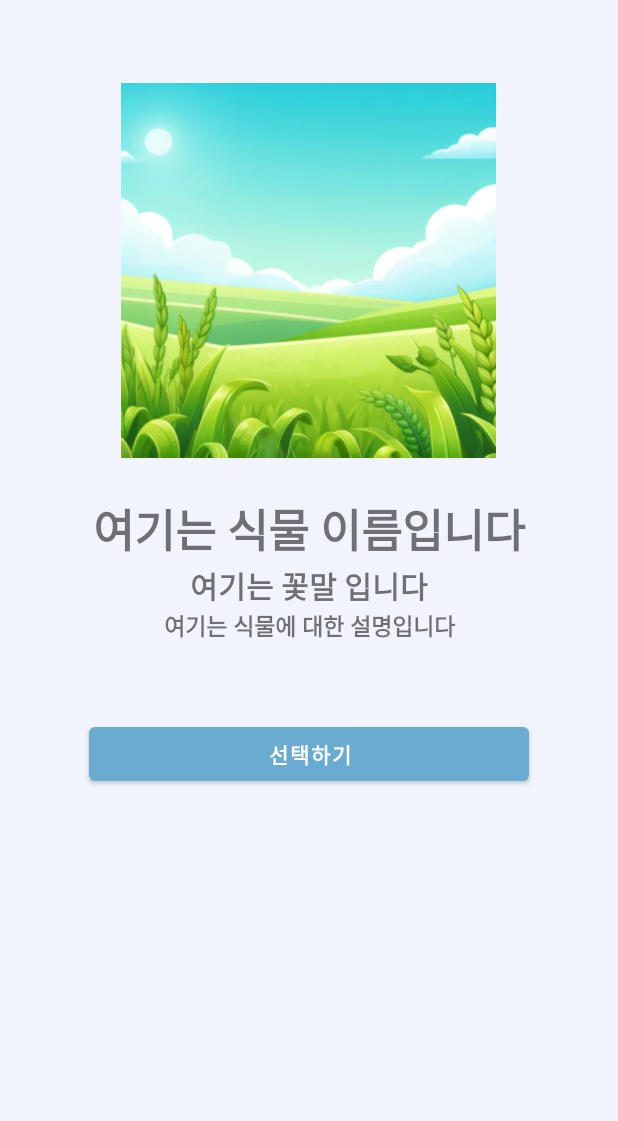
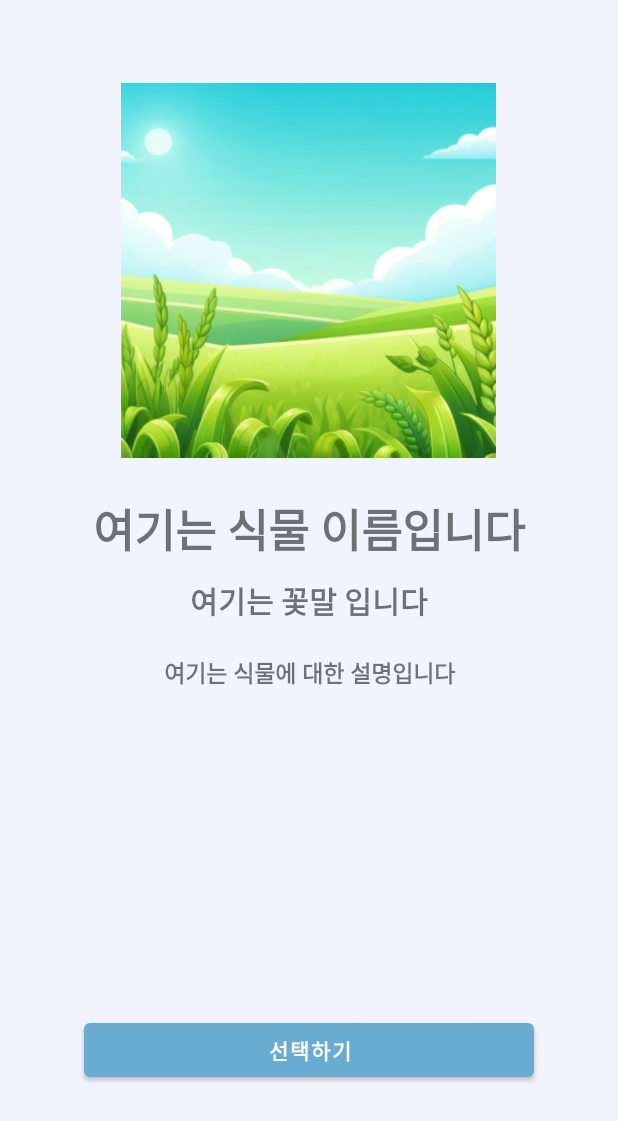
Before and after one commit to cpt-team/odos, an Android app: the layout item_plant.xml on its own in the app's theme, with its tools: preview values and no code run, on a phone screen of 412 x 824 dp. Shown: the top 1121 px of the screen. Run offline under Robolectric (Android 15) with nearby library versions, the phone set to English and light mode, and no system bars.

Commit message:
식물 선택화면 수정, 장미, 국화 수정

```diff
--- a/app/src/main/java/com/example/cpt_odos_diary/PlantAdapter.kt
+++ b/app/src/main/java/com/example/cpt_odos_diary/PlantAdapter.kt
@@ -49,8 +49,12 @@ class PlantAdapter(val context: Context, val data: MutableList<Plant>) : Recycle
             binding.plantImages.setImageResource(R.drawable.tulip5)
         }
         else if(plant.plantName == "장미"){
+            binding.plantImages.setImageResource(R.drawable.rose4)
+        }
+        else if(plant.plantName == "국화"){
             binding.plantImages.setImageResource(R.drawable.chrysanthemum5)
         }
+
 
 
         binding.choiceButton.setOnClickListener{ // 해당 식물을 선택하면 db에 유저와 선택한 식물을 저장한다.
--- a/app/src/main/res/layout/item_plant.xml
+++ b/app/src/main/res/layout/item_plant.xml
@@ -1,13 +1,16 @@
 <?xml version="1.0" encoding="utf-8"?>
-<androidx.constraintlayout.widget.ConstraintLayout xmlns:android="http://schemas.android.com/apk/res/android"
+<LinearLayout xmlns:android="http://schemas.android.com/apk/res/android"
     xmlns:app="http://schemas.android.com/apk/res-auto"
+    xmlns:tools="http://schemas.android.com/tools"
     android:layout_width="match_parent"
-    android:layout_height="match_parent">
+    android:layout_height="match_parent"
+    android:orientation="vertical">
 
     <LinearLayout
         android:layout_width="match_parent"
-        android:layout_height="match_parent"
+        android:layout_height="wrap_content"
         android:orientation="vertical"
+        android:layout_weight="8"
         app:layout_constraintBottom_toBottomOf="parent"
         app:layout_constraintEnd_toEndOf="parent"
         app:layout_constraintStart_toStartOf="parent"
@@ -21,40 +24,44 @@
             android:layout_marginTop="30dp"
             android:src="@drawable/basicback" />
 
-
         <TextView
             android:id="@+id/plant_name"
             android:layout_width="match_parent"
             android:layout_height="wrap_content"
             android:text="여기는 식물 이름입니다"
             android:textAlignment="center"
+            android:layout_marginBottom="10dp"
             android:textSize="30sp" />
+
+        <LinearLayout
+            android:layout_width="match_parent"
+            android:layout_height="match_parent"
+            android:orientation="vertical">
 
             <TextView
                 android:id="@+id/floriography"
                 android:layout_width="match_parent"
                 android:layout_height="wrap_content"
+                android:layout_weight="1"
                 android:text="여기는 꽃말 입니다"
                 android:textAlignment="center"
                 android:textSize="20sp" />
-
             <TextView
                 android:id="@+id/plant_desc"
                 android:layout_width="match_parent"
                 android:layout_height="wrap_content"
+                android:layout_weight="10"
                 android:text="여기는 식물에 대한 설명입니다"
                 android:textAlignment="center"
                 android:textSize="15sp" />
+        </LinearLayout>
+    </LinearLayout>
 
     <Button
         android:id="@+id/choice_button"
-            android:layout_width="293dp"
+        android:layout_width="300dp"
         android:layout_height="wrap_content"
+        android:layout_marginBottom="100dp"
         android:layout_gravity="center"
-            android:text="선택하기"
-            android:layout_marginTop="50dp"/>
-
-
+        android:text="선택하기" />
 </LinearLayout>
-
-</androidx.constraintlayout.widget.ConstraintLayout>
```
Also changed, not shown: app/src/main/res/drawable/rose1.png (added), app/src/main/res/drawable/rose2.png (added), app/src/main/res/drawable/rose3.png (added), app/src/main/res/drawable/rose4.png (added). Lines whose indentation alone changed are shown as unchanged.
